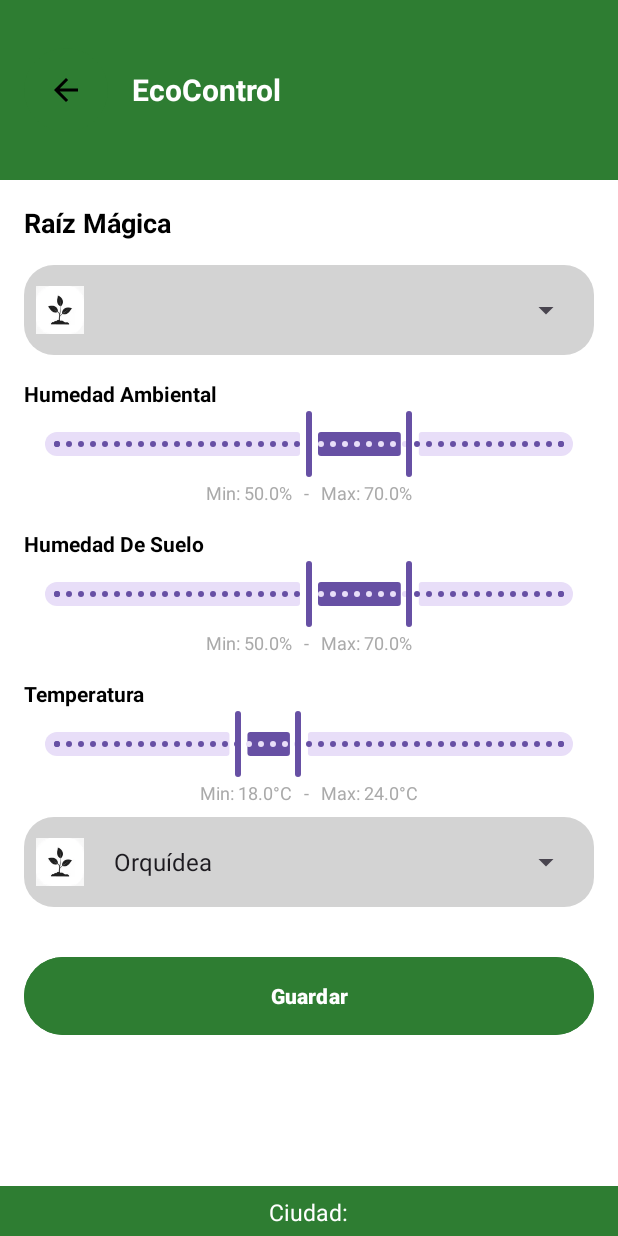
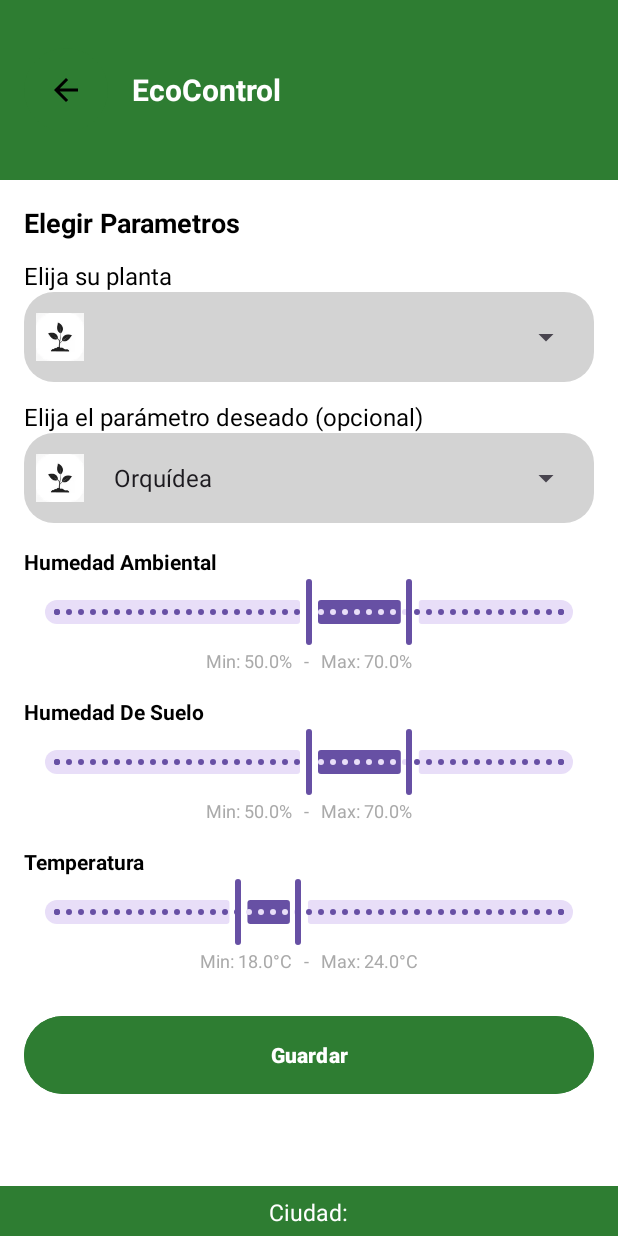
Before and after one commit to mariv542/Plantita-Feliz, an Android app: the ecoControl_activity screen opened directly, with no data from a screen before it, on a phone screen of 412 x 824 dp. Run offline under Robolectric (Android 15) with nearby library versions, the phone set to English and light mode, and no system bars; our stand-ins replace Firebase (no records; nobody signed in at launch, a user with empty details on screens opened directly).

Commit message:
agrego de textos para  identificar mejor en ecoControl los parametros y plantas del usuario

```diff
--- a/app/src/main/res/layout/eco_control.xml
+++ b/app/src/main/res/layout/eco_control.xml
@@ -41,19 +41,32 @@
             android:textStyle="bold"/>
     </LinearLayout>
 
-    <!-- Texto Raíz Mágica -->
+    <!-- TextView de parámetros elegidos -->
     <TextView
-        android:id="@+id/textRaizMagica"
+        android:id="@+id/textParametrosElegidos"
         android:layout_width="wrap_content"
         android:layout_height="wrap_content"
         android:layout_marginTop="16dp"
         android:layout_marginStart="16dp"
-        android:text="Raíz Mágica"
+        android:text="Elegir Parametros"
         android:textSize="18sp"
         android:textStyle="bold"
         android:textColor="@android:color/black"
         app:layout_constraintTop_toBottomOf="@id/topBar"
         app:layout_constraintStart_toStartOf="parent" />
+
+    <!-- Texto para seleccionar planta -->
+    <TextView
+        android:id="@+id/textElijaPlanta"
+        android:layout_width="wrap_content"
+        android:layout_height="wrap_content"
+        android:text="Elija su planta"
+        android:textSize="16sp"
+        android:textColor="@android:color/black"
+        android:layout_marginStart="16dp"
+        android:layout_marginTop="12dp"
+        app:layout_constraintTop_toBottomOf="@id/textParametrosElegidos"
+        app:layout_constraintStart_toStartOf="parent"/>
 
     <!-- Spinner para seleccionar planta del usuario -->
     <LinearLayout
@@ -64,8 +77,9 @@
         android:gravity="center_vertical"
         android:background="@drawable/bg_light_gray_rounded"
         android:padding="8dp"
-        android:layout_margin="16dp"
-        app:layout_constraintTop_toBottomOf="@id/textRaizMagica"
+        android:layout_marginStart="16dp"
+        android:layout_marginEnd="16dp"
+        app:layout_constraintTop_toBottomOf="@id/textElijaPlanta"
         app:layout_constraintStart_toStartOf="parent"
         app:layout_constraintEnd_toEndOf="parent">
 
@@ -81,14 +95,54 @@
             android:layout_marginStart="12dp"/>
     </LinearLayout>
 
-    <!-- Sliders -->
+    <!-- Texto para seleccionar parámetro (opcional) -->
+    <TextView
+        android:id="@+id/textElijaParametro"
+        android:layout_width="wrap_content"
+        android:layout_height="wrap_content"
+        android:text="Elija el parámetro deseado (opcional)"
+        android:textSize="16sp"
+        android:textColor="@android:color/black"
+        android:layout_marginStart="16dp"
+        android:layout_marginTop="12dp"
+        app:layout_constraintTop_toBottomOf="@id/inputContainer"
+        app:layout_constraintStart_toStartOf="parent"/>
+
+    <!-- Spinner Wiki -->
+    <LinearLayout
+        android:id="@+id/wikiContainer"
+        android:layout_width="0dp"
+        android:layout_height="60dp"
+        android:orientation="horizontal"
+        android:gravity="center_vertical"
+        android:background="@drawable/bg_light_gray_rounded"
+        android:padding="8dp"
+        android:layout_marginStart="16dp"
+        android:layout_marginEnd="16dp"
+        app:layout_constraintTop_toBottomOf="@id/textElijaParametro"
+        app:layout_constraintStart_toStartOf="parent"
+        app:layout_constraintEnd_toEndOf="parent">
+
+        <ImageView
+            android:layout_width="32dp"
+            android:layout_height="32dp"
+            android:src="@drawable/icon_plant"/>
+
+        <Spinner
+            android:id="@+id/spinnerWiki"
+            android:layout_width="match_parent"
+            android:layout_height="wrap_content"
+            android:layout_marginStart="12dp"/>
+    </LinearLayout>
+
+    <!-- Sliders y etiquetas -->
     <LinearLayout
         android:id="@+id/slidersContainer"
         android:layout_width="0dp"
         android:layout_height="wrap_content"
         android:orientation="vertical"
         android:layout_margin="16dp"
-        app:layout_constraintTop_toBottomOf="@id/inputContainer"
+        app:layout_constraintTop_toBottomOf="@id/wikiContainer"
         app:layout_constraintStart_toStartOf="parent"
         app:layout_constraintEnd_toEndOf="parent">
 
@@ -170,34 +224,6 @@
             android:gravity="center"/>
     </LinearLayout>
 
-    <!-- Spinner Wiki arriba de Guardar -->
-    <LinearLayout
-        android:id="@+id/wikiContainer"
-        android:layout_width="0dp"
-        android:layout_height="60dp"
-        android:orientation="horizontal"
-        android:gravity="center_vertical"
-        android:background="@drawable/bg_light_gray_rounded"
-        android:padding="8dp"
-        android:layout_marginStart="16dp"
-        android:layout_marginEnd="16dp"
-        android:layout_marginTop="8dp"
-        app:layout_constraintTop_toBottomOf="@id/slidersContainer"
-        app:layout_constraintStart_toStartOf="parent"
-        app:layout_constraintEnd_toEndOf="parent">
-
-        <ImageView
-            android:layout_width="32dp"
-            android:layout_height="32dp"
-            android:src="@drawable/icon_plant"/>
-
-        <Spinner
-            android:id="@+id/spinnerWiki"
-            android:layout_width="match_parent"
-            android:layout_height="wrap_content"
-            android:layout_marginStart="12dp"/>
-    </LinearLayout>
-
     <!-- Botón Guardar -->
     <Button
         android:id="@+id/btnSave"
@@ -211,7 +237,7 @@
         app:layout_constraintBottom_toBottomOf="parent"
         app:layout_constraintEnd_toEndOf="parent"
         app:layout_constraintStart_toStartOf="parent"
-        app:layout_constraintTop_toBottomOf="@+id/wikiContainer"
+        app:layout_constraintTop_toBottomOf="@+id/slidersContainer"
         app:layout_constraintVertical_bias="0.106" />
 
     <include
```
